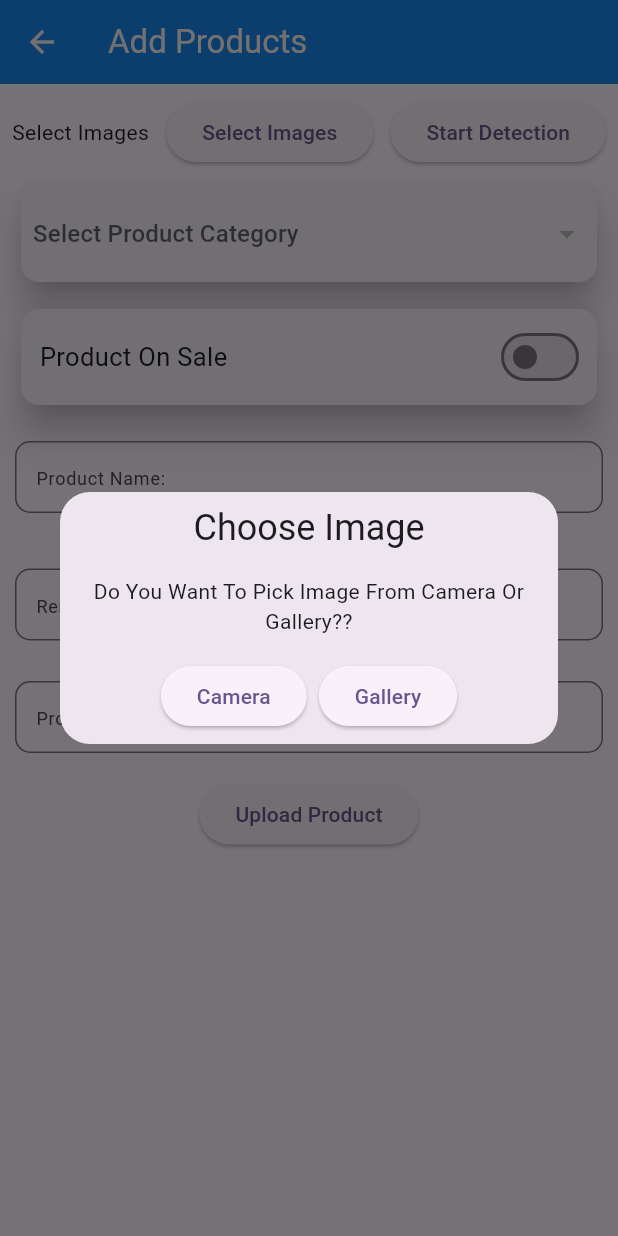
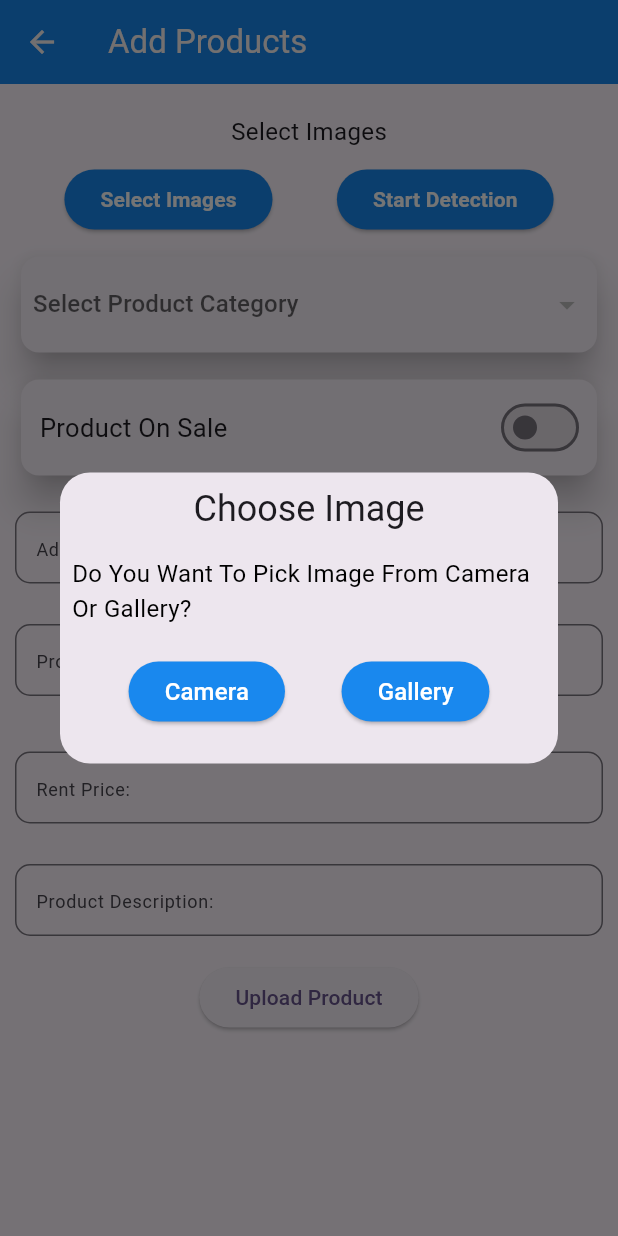
Before and after one commit to hanzala5225/Electro-Rent-Admin-Panel, a Flutter app: the AddProductsScreen screen opened directly, after a tap on "Select Images", on a phone screen of 412 x 824 dp. Run offline on Flutter 3.47's test engine with Material 3 defaults, Android fonts, the phone set to English and light mode, and no system bars; our stand-ins replace cached_network_image, cloud_firestore, device_info_plus, firebase_auth, firebase_core, firebase_storage and 6 more; missing offline and left inert: dart:ffi, flutter_vision, pytorch_lite; accounts and stored records are empty.

Commit message:
FINAL TOUCH IN ADD PRODUCT/CATEGORY SCREENS..!

```diff
--- a/lib/controllers/Get-Products-Images-Controller.dart
+++ b/lib/controllers/Get-Products-Images-Controller.dart
@@ -7,7 +7,7 @@ import 'package:image_picker/image_picker.dart';
 import 'package:permission_handler/permission_handler.dart';
 import '../utils/app_constant.dart';
 
-class AddProductImagesController extends GetxController{
+class AddProductImagesController extends GetxController {
   final ImagePicker _picker = ImagePicker();
   RxList<XFile> SelectedImages = <XFile>[].obs;
   final RxList<String> arrImagesUrl = <String>[].obs;
@@ -18,89 +18,122 @@ class AddProductImagesController extends GetxController{
     DeviceInfoPlugin deviceInfo = DeviceInfoPlugin();
     AndroidDeviceInfo androidDeviceInfo = await deviceInfo.androidInfo;
 
-    if(androidDeviceInfo.version.sdkInt <= 32){
+    if (androidDeviceInfo.version.sdkInt <= 32) {
       status = await Permission.storage.request();
-    }
-    else{
+    } else {
       status = await Permission.mediaLibrary.request();
     }
 
-    if(status == PermissionStatus.granted){
+    if (status == PermissionStatus.granted) {
       Get.defaultDialog(
         title: "Choose Image",
-          middleText: "Do You Want To Pick Image From Camera Or Gallery??",
-          actions: [
+        content: Column(
+          children: [
+            Text(
+              "Do You Want To Pick Image From Camera Or Gallery?",
+              style: TextStyle(
+                fontSize: 16,
+                color: Colors.black,
+              ),
+            ),
+            SizedBox(height: 20),
+            Row(
+              mainAxisAlignment: MainAxisAlignment.spaceEvenly,
+              children: [
                 ElevatedButton(
                   onPressed: () async {
                     await SelectImages("Camera");
                     Get.back(); // Close dialog after image selection
                   },
-              child: Text("Camera"),
+                  style: ElevatedButton.styleFrom(
+                    backgroundColor: AppConstant.appMainColor,
+                  ),
+                  child: Text(
+                    "Camera",
+                    style: TextStyle(
+                      color: Colors.white,
+                      fontSize: 16,
+                    ),
+                  ),
                 ),
                 ElevatedButton(
                   onPressed: () async {
                     await SelectImages("Gallery");
                     Get.back(); // Close dialog after image selection
                   },
-              child: Text("Gallery"),
+                  style: ElevatedButton.styleFrom(
+                    backgroundColor: AppConstant.appMainColor,
                   ),
-          ]
+                  child: Text(
+                    "Gallery",
+                    style: TextStyle(
+                      color: Colors.white,
+                      fontSize: 16,
+                    ),
+                  ),
+                ),
+              ],
+            ),
+          ],
+        ),
       );
     }
-    if(status == PermissionStatus.denied){
-      print("Error... Please Allow Permissions For Further Usage");
-      openAppSettings();
-    }
-    if(status == PermissionStatus.permanentlyDenied){
+    if (status == PermissionStatus.denied ||
+        status == PermissionStatus.permanentlyDenied) {
       print("Error... Please Allow Permissions For Further Usage");
       openAppSettings();
     }
   }
+
   Future<void> SelectImages(String type) async {
     List<XFile> imgs = [];
-    if(type == "Gallery"){
-      try{
+    if (type == "Gallery") {
+      try {
         imgs = await _picker.pickMultiImage(imageQuality: 85);
         update();
-      }catch(e){
+      } catch (e) {
         Get.snackbar(
           "Error",
           "$e",
           snackPosition: SnackPosition.BOTTOM,
           backgroundColor: AppConstant.appSecondaryColor,
-            colorText: AppConstant.appTextColor
+          colorText: AppConstant.appTextColor,
         );
       }
-    }else{
-      final img =
-      await _picker.pickImage(source: ImageSource.camera, imageQuality: 85);
+    } else {
+      final img = await _picker.pickImage(
+        source: ImageSource.camera,
+        imageQuality: 85,
+      );
 
-      if(img != null){
+      if (img != null) {
         imgs.add(img);
         update();
       }
     }
-    if(imgs.isNotEmpty){
+    if (imgs.isNotEmpty) {
       SelectedImages.addAll(imgs);
       update();
       print(SelectedImages.length);
       showUploadSuccessDialog();
     }
   }
-  void removeImages(int index){
+
+  void removeImages(int index) {
     SelectedImages.removeAt(index);
     update();
   }
-  //
-  Future<void> uploadFunction(List<XFile> _images) async{
+
+  Future<void> uploadFunction(List<XFile> _images) async {
     arrImagesUrl.clear();
-    for(int i = 0; i < _images.length; i++){
+    for (int i = 0; i < _images.length; i++) {
       dynamic imageUrl = await uploadFile(_images[i]);
 
       arrImagesUrl.add(imageUrl.toString());
     }
     update();
   }
+
   void showUploadSuccessDialog() {
     Get.dialog(
       AlertDialog(
@@ -117,11 +150,12 @@ class AddProductImagesController extends GetxController{
       ),
     );
   }
-  //
-  Future<String> uploadFile(XFile _image) async{
-    TaskSnapshot reference =
-    await storageRef.ref()
-        .child("product-images").child(_image.name + DateTime.now().toString())
+
+  Future<String> uploadFile(XFile _image) async {
+    TaskSnapshot reference = await storageRef
+        .ref()
+        .child("product-images")
+        .child(_image.name + DateTime.now().toString())
         .putFile(File(_image.path));
 
     return await reference.ref.getDownloadURL();
--- a/lib/screens/Add-Products-Screen.dart
+++ b/lib/screens/Add-Products-Screen.dart
@@ -12,6 +12,7 @@ import 'package:get/get.dart';
 import 'package:get/get_core/src/get_main.dart';
 import 'package:image_picker/image_picker.dart';
 import 'package:image/image.dart' as img;
+
 import '../controllers/Category-Dropdown-Controller.dart';
 import '../controllers/Get-Products-Images-Controller.dart';
 import '../controllers/Is-Sale-Controller.dart';
@@ -39,6 +40,7 @@ class _AddProductsScreenState extends State<AddProductsScreen> {
   TextEditingController salePriceController = TextEditingController();
   TextEditingController rentPriceController = TextEditingController();
   TextEditingController productDescriptionController = TextEditingController();
+  TextEditingController originalPriceController = TextEditingController();
 
   bool isLoaded = false;
   bool detection = false;
@@ -70,28 +72,50 @@ class _AddProductsScreenState extends State<AddProductsScreen> {
         child: Container(
           child: Column(
             children: [
-              Padding(
-                padding: const EdgeInsets.all(8.0),
-                child: Row(
-                  mainAxisAlignment: MainAxisAlignment.spaceBetween,
+              SizedBox(height: 20),
+              Text(
+                "Select Images",
+                style: TextStyle(
+                  fontSize: 16,
+                ),
+              ),
+              SizedBox(height: 10),
+              Row(
+                mainAxisAlignment: MainAxisAlignment.spaceEvenly,
                 children: [
-                    Text("Select Images"),
                   ElevatedButton(
                     onPressed: () {
                       addProductImagesController.showImagesPickerDialog();
                     },
-                      child: const Text("Select Images"),
+                    style: ElevatedButton.styleFrom(
+                      backgroundColor: AppConstant.appMainColor,
+                    ),
+                    child: Text(
+                      "Select Images",
+                      style: TextStyle(
+                        color: Colors.white,
+                        fontWeight: FontWeight.bold,
+                      ),
+                    ),
                   ),
                   ElevatedButton(
                     onPressed: () {
                       startDetection();
                     },
-                      child: const Text("Start Detection"),
+                    style: ElevatedButton.styleFrom(
+                      backgroundColor: AppConstant.appMainColor,
+                    ),
+                    child: Text(
+                      "Start Detection",
+                      style: TextStyle(
+                        color: Colors.white,
+                        fontWeight: FontWeight.bold,
+                      ),
+                    ),
                   ),
                 ],
               ),
-              ),
-
+              SizedBox(height: 10),
     // show Images
     GetBuilder<AddProductImagesController>(
     init: AddProductImagesController(),
@@ -167,6 +191,9 @@ class _AddProductsScreenState extends State<AddProductsScreen> {
     activeColor: AppConstant.appMainColor,
     onChanged: (value) {
     isSaleController.toggleIsSale(value);
+    if (originalPriceController.text.isNotEmpty) {
+    updateSalePrice();
+    }
     },
     ),
     ],
@@ -175,6 +202,44 @@ class _AddProductsScreenState extends State<AddProductsScreen> {
     ),
     );
     }),
+    // Add Original Price TextField
+    SizedBox(
+    height: 10.0,
+    ),
+    Container(
+    height: 65,
+    margin: EdgeInsets.symmetric(horizontal: 10.0),
+    child: TextFormField(
+    cursorColor: AppConstant.appMainColor,
+    textInputAction: TextInputAction.next,
+    controller: originalPriceController,
+    keyboardType: TextInputType.number,
+    onChanged: (value) {
+    if (value.isNotEmpty) {
+    double originalPrice = double.parse(value);
+    // Calculate 5% of original price and set rent price
+    double rentPrice = originalPrice * 0.05;
+    rentPriceController.text = rentPrice.toStringAsFixed(2);
+    if (isSaleController.isSale.value) {
+      // Calculate 4% of original price and set sale price
+      double salePrice = originalPrice * 0.04;
+      salePriceController.text = salePrice.toStringAsFixed(2);
+    }
+    }
+    },
+      decoration: const InputDecoration(
+        contentPadding: EdgeInsets.symmetric(horizontal: 10.0),
+        hintText: "Add Original Price: ",
+        hintStyle: TextStyle(fontSize: 12.0),
+        border: OutlineInputBorder(
+          borderRadius: BorderRadius.all(
+            Radius.circular(10.0),
+          ),
+        ),
+      ),
+    ),
+    ),
+
       //FORM FIELD
       SizedBox(
         height: 10.0,
@@ -329,6 +394,12 @@ class _AddProductsScreenState extends State<AddProductsScreen> {
     );
   }
 
+  void updateSalePrice() {
+    double originalPrice = double.parse(originalPriceController.text);
+    double salePrice = originalPrice * 0.04;
+    salePriceController.text = salePrice.toStringAsFixed(2);
+  }
+
   Future<void> loadYoloModel() async {
     FlutterVision vision = FlutterVision();
     await vision.loadYoloModel(
@@ -371,21 +442,63 @@ class _AddProductsScreenState extends State<AddProductsScreen> {
     showDialog(
       context: context,
       builder: (BuildContext context) {
-        return AlertDialog(
-          title: Text('Detection Result'),
-          content: Text(result),
-          actions: <Widget>[
-            TextButton(
+        return Dialog(
+          shape: RoundedRectangleBorder(
+            borderRadius: BorderRadius.circular(10.0),
+          ),
+          backgroundColor: Colors.white,
+          child: Padding(
+            padding: const EdgeInsets.all(20.0),
+            child: Column(
+              mainAxisSize: MainAxisSize.min,
+              children: [
+                Text(
+                  'Detection Result',
+                  style: TextStyle(
+                    fontSize: 20,
+                    fontWeight: FontWeight.bold,
+                    color: Colors.black,
+                  ),
+                ),
+                SizedBox(height: 20),
+                Text(
+                  result,
+                  textAlign: TextAlign.center,
+                  style: TextStyle(
+                    fontSize: 16,
+                    color: Colors.black,
+                  ),
+                ),
+                SizedBox(height: 20),
+                ElevatedButton(
                   onPressed: () {
                     Navigator.of(context).pop();
                   },
-              child: Text('OK'),
+                  style: ElevatedButton.styleFrom(
+                    backgroundColor: AppConstant.appMainColor,
+                    shape: RoundedRectangleBorder(
+                      borderRadius: BorderRadius.circular(8.0),
+                    ),
+                  ),
+                  child: Padding(
+                    padding: EdgeInsets.symmetric(horizontal: 20.0),
+                    child: Text(
+                      'OK',
+                      style: TextStyle(
+                        fontSize: 16,
+                        fontWeight: FontWeight.bold,
+                      ),
+                    ),
+                  ),
                 ),
               ],
+            ),
+          ),
         );
       },
     );
   }
+
 
   //model detection function
   void yoloOnResizedImage(File imageFile) async {
--- a/lib/screens/main_screen.dart
+++ b/lib/screens/main_screen.dart
@@ -1,6 +1,6 @@
 import 'package:admin_panel/screens/All-Categories-Screen.dart';
 import 'package:flutter/material.dart';
-import 'package:get/get.dart'; // Import the Get package
+import 'package:get/get.dart';
 import '../utils/app_constant.dart';
 import '../widgets/Custom_Drawer.dart';
 import 'All-Orders-Screen.dart';
@@ -11,6 +11,7 @@ class MainScreen extends StatelessWidget {
   const MainScreen({Key? key});
 
   @override
+
   Widget build(BuildContext context) {
     return Scaffold(
       appBar: AppBar(
--- a/pubspec.yaml
+++ b/pubspec.yaml
@@ -60,6 +60,7 @@ dependencies:
   pytorch_lite: 2.0.5
   flutter_vision: ^1.1.4
   image: 4.1.7
+  google_fonts: ^3.0.1
 
 dev_dependencies:
   flutter_test:
```
Also changed, not shown: lib/screens/All-Categories-Screen.dart (+28 -33 lines), lib/screens/Single-Product-Detail-Screen.dart (+61 -108 lines), pubspec.lock. Lines whose indentation alone changed are shown as unchanged.
